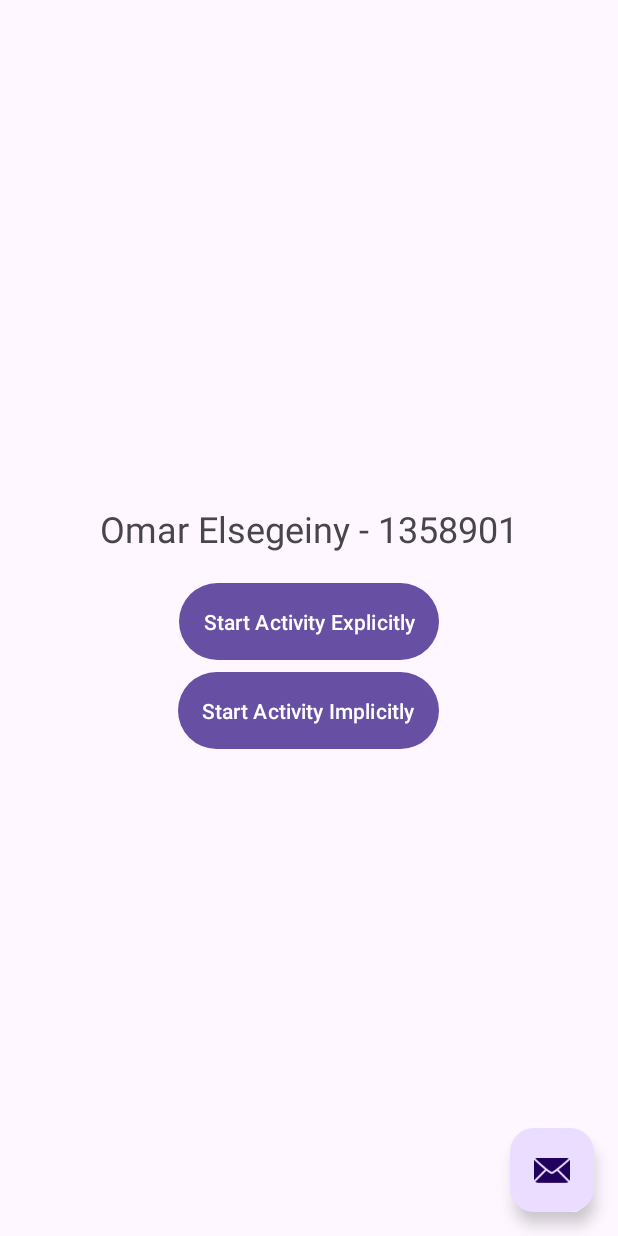
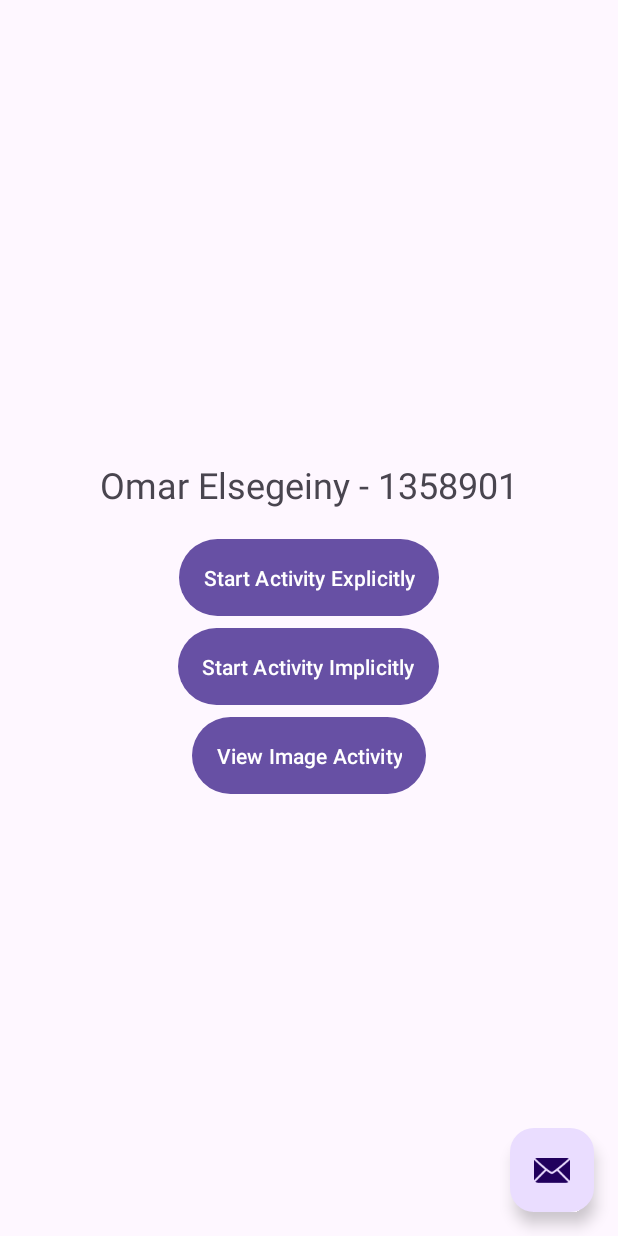
Before and after one commit to Omarelsegeiny/CSCI412Assign2, an Android app built with Jetpack Compose: the screen it shows after launch (MainActivity), on a phone screen of 412 x 824 dp. Run offline under Robolectric (Android 15) with nearby library versions, the phone set to English and light mode, and no system bars; our stand-ins replace navigation-ui.

Commit message:
finish assignment 4

```diff
--- a/app/src/main/AndroidManifest.xml
+++ b/app/src/main/AndroidManifest.xml
@@ -12,6 +12,11 @@
         android:supportsRtl="true"
         android:theme="@style/Theme.CSCI412Assign2"
         tools:targetApi="31">
+        <activity
+            android:name=".ThirdActivity"
+            android:exported="false"
+            android:label="@string/title_activity_third"
+            android:theme="@style/Theme.CSCI412Assign2" />
         <activity
             android:name=".SecondActivity"
             android:exported="false"
--- a/app/src/main/java/com/example/csci412assign2/MainActivity.kt
+++ b/app/src/main/java/com/example/csci412assign2/MainActivity.kt
@@ -75,5 +75,13 @@ class MainActivity : AppCompatActivity() {
         return navController.navigateUp(appBarConfiguration)
                 || super.onSupportNavigateUp()
     }
+
+    // Activity 3 (Assignment 4)
+    val viewImageButton = findViewById<Button>(R.id.button_view_image)
+    viewImageButton.setOnClickListener {
+        val imageIntent = Intent(this, ThirdActivity::class.java)
+        startActivity(imageIntent)
+    }
+
     }
 }
--- a/app/src/main/res/layout/activity_main.xml
+++ b/app/src/main/res/layout/activity_main.xml
@@ -50,6 +50,7 @@
             android:padding="16dp"
             android:text="Start Activity Explicitly" />
 
+
         <Button
             android:id="@+id/button_implicit"
             android:layout_width="wrap_content"
@@ -57,6 +58,20 @@
             android:padding="16dp"
             android:text="Start Activity Implicitly" />
 
+
+        <!-- Assignment 4 xml additions -->
+        <Button
+            android:id="@+id/button_view_image"
+            android:layout_width="wrap_content"
+            android:layout_height="wrap_content"
+            android:text="View Image Activity"
+            android:padding="16dp" />
+
+
+
+
     </LinearLayout>
 
+
+
 </androidx.coordinatorlayout.widget.CoordinatorLayout>
--- a/app/src/main/res/values/strings.xml
+++ b/app/src/main/res/values/strings.xml
@@ -44,4 +44,5 @@
         vestibulum. Fusce dictum libero quis erat maximus, vitae volutpat diam dignissim.
     </string>
     <string name="title_activity_second">SecondActivity</string>
+    <string name="title_activity_third">ThirdActivity</string>
 </resources>
```
Also changed, not shown: app/src/main/java/com/example/csci412assign2/ThirdActivity.kt (added, +48 -0 lines), app/src/main/res/layout/activity_third.xml (added, +20 -0 lines).
